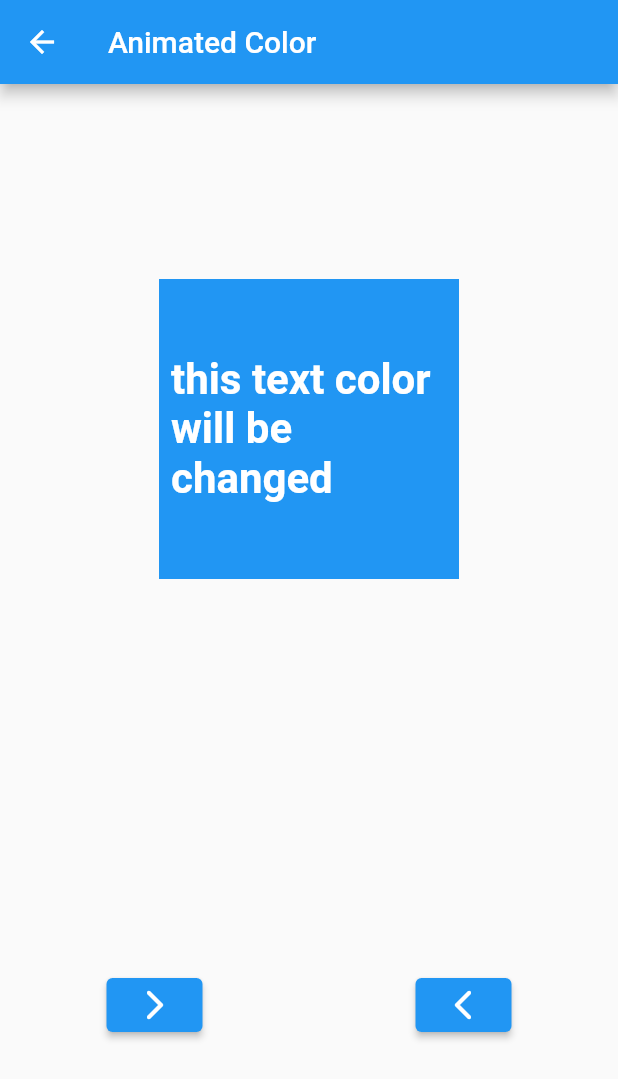
After one commit to Attia-Fouad/animations, a Flutter app: the screen it shows after launch, after a tap on "Go to animated Color screen", on a phone screen of 412 x 824 dp. The commit adds this screen. Shown: the top 1079 px of the screen. Run offline on Flutter 3.47's test engine with Material 2 defaults, Android fonts, the phone set to English and light mode, and no system bars; our stand-ins replace animate_do, go_router.

Commit message:
add color animation

```diff
--- /dev/null
+++ b/lib/Screens/animated_color_screen.dart
@@ -0,0 +1,79 @@
+import 'package:flutter/material.dart';
+
+class AnimatedColorScreen extends StatefulWidget {
+  const AnimatedColorScreen({super.key});
+
+  @override
+  State<AnimatedColorScreen> createState() => _AnimatedColorScreenState();
+}
+
+class _AnimatedColorScreenState extends State<AnimatedColorScreen>
+    with TickerProviderStateMixin {
+  late AnimationController animationController;
+  late Animation animation;
+  @override
+  void initState() {
+    // TODO: implement initState
+    animationController =
+        AnimationController(vsync: this, duration: const Duration(seconds: 4));
+    //if you got an error add extension package in pubspec
+    animation = ColorTween(begin: Colors.white, end: Colors.black)
+        .animate(animationController);
+    super.initState();
+  }
+
+  @override
+  void dispose() {
+    // TODO: implement dispose
+    animationController.dispose();
+    super.dispose();
+  }
+
+  @override
+  Widget build(BuildContext context) {
+    return Scaffold(
+      appBar: AppBar(title: const Text('Animated Color')),
+      body: Column(
+        mainAxisAlignment: MainAxisAlignment.spaceAround,
+        children: [
+          AnimatedBuilder(
+            animation: animation,
+            builder: (context, child) => Container(
+              height: 200,
+              width: 200,
+              color: Colors.blue,
+              child: Padding(
+                padding: const EdgeInsets.all(8.0),
+                child: Center(
+                  child: Text(
+                    'this text color will be changed',
+                    style: TextStyle(
+                        fontSize: 28,
+                        fontWeight: FontWeight.bold,
+                        color: animation.value),
+                  ),
+                ),
+              ),
+            ),
+          ),
+          Row(
+            mainAxisSize: MainAxisSize.max,
+            mainAxisAlignment: MainAxisAlignment.spaceAround,
+            children: [
+              ElevatedButton(
+                  onPressed: () {
+                    animationController.forward();
+                  },
+                  child: const Icon(Icons.arrow_forward_ios_rounded)),
+              ElevatedButton(
+                  onPressed: () {
+                    animationController.reverse();
+                  },
+                  child: const Icon(Icons.arrow_back_ios_rounded)),
+            ],
+          ),
+        ],
+      ),
+    );
+  }
+}
--- a/lib/app_router.dart
+++ b/lib/app_router.dart
@@ -1,3 +1,4 @@
+import 'package:animations/Screens/animated_color_screen.dart';
 import 'package:animations/Screens/animated_container_screen.dart';
 import 'package:animations/Screens/animated_list_screen.dart';
 import 'package:animations/home_screen.dart';
@@ -7,6 +8,7 @@ import 'package:go_router/go_router.dart';
 abstract class AppRouter {
   static const animatedListScreen = '/animatedListScreen';
   static const animatedContainerScreen = '/animatedContainerScreen';
+  static const animatedColorScreen = '/animatedColorScreen';
 
   static final router = GoRouter(
     routes: [
@@ -37,6 +39,16 @@ abstract class AppRouter {
           context: context,
           state: state,
           child: const AnimatedContainerScreen(),
+          animationType: AnimationType.sideTransitionFromLtoR,
+        ),
+      ),
+      GoRoute(
+        path: animatedColorScreen,
+        builder: (context, state) => const AnimatedColorScreen(),
+        pageBuilder: (context, state) => buildPageWithDefaultTransition<void>(
+          context: context,
+          state: state,
+          child: const AnimatedColorScreen(),
           animationType: AnimationType.sideTransitionFromLtoR,
         ),
       ),
--- a/lib/home_screen.dart
+++ b/lib/home_screen.dart
@@ -36,6 +36,14 @@ class _HomeScreenState extends State<HomeScreen> {
                         .push(AppRouter.animatedContainerScreen);
                   },
                   child: const Text('Go to animated container screen')),
+              const SizedBox(
+                height: 20,
+              ),
+              ElevatedButton(
+                  onPressed: () {
+                    GoRouter.of(context).push(AppRouter.animatedColorScreen);
+                  },
+                  child: const Text('Go to animated Color screen')),
             ],
           ),
         ),
--- a/pubspec.yaml
+++ b/pubspec.yaml
@@ -39,6 +39,7 @@ dependencies:
   flutter_localization: ^0.1.12
   localization: ^2.1.0
   animate_do: ^3.0.2
+  #extension: ^0.6.0
 
 dev_dependencies:
   flutter_test:
```
